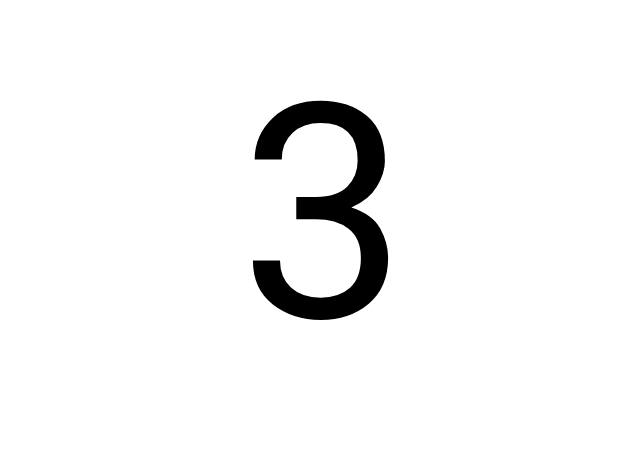
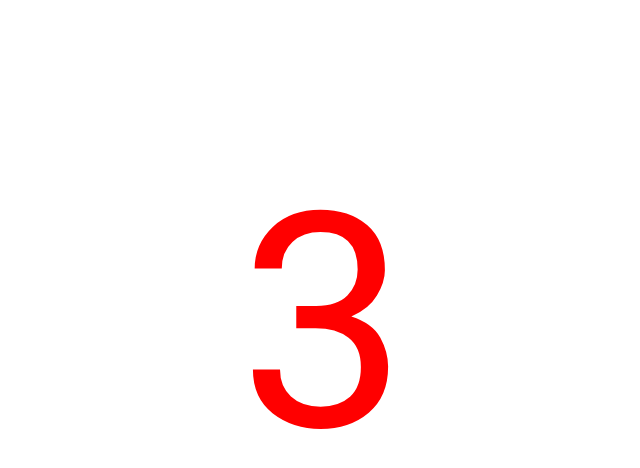
Before and after one commit to MrChyps/android-challenge-gangd4, an Android app: the GameActivity screen opened directly, with no data from a screen before it, on a phone screen of 824 x 412 dp (held sideways). Shown: the top 468 px of the screen, without its empty margins (295-935 px from the left). Run offline under Robolectric (Android 15) with nearby library versions, the phone set to English and light mode, and no system bars; 2 statements that could not run were skipped.

Commit message:
Reworked 3-2-1-go with animations and colors

```diff
--- a/app/src/main/java/helloandroid/m2dl/gangd4_android_challenge_mobe/activities/GameActivity.java
+++ b/app/src/main/java/helloandroid/m2dl/gangd4_android_challenge_mobe/activities/GameActivity.java
@@ -1,6 +1,5 @@
 package helloandroid.m2dl.gangd4_android_challenge_mobe.activities;
 
-import android.app.ActionBar;
 import android.app.Activity;
 import android.content.Intent;
 import android.content.SharedPreferences;
@@ -15,11 +14,15 @@ import android.os.CountDownTimer;
 import android.view.Gravity;
 import android.view.MotionEvent;
 import android.view.View;
+import android.view.ViewGroup;
 import android.view.Window;
 import android.view.WindowManager;
+import android.view.animation.Animation;
+import android.view.animation.AnimationUtils;
 import android.widget.LinearLayout;
 import android.widget.TextView;
 
+import helloandroid.m2dl.gangd4_android_challenge_mobe.R;
 import helloandroid.m2dl.gangd4_android_challenge_mobe.model.Ball;
 import helloandroid.m2dl.gangd4_android_challenge_mobe.views.GameView;
 
@@ -48,9 +51,10 @@ public class GameActivity extends Activity implements SensorEventListener, View.
         editor.putFloat("max_light_val", 1);
         editor.apply();
 
-      LinearLayout.LayoutParams params = new LinearLayout.LayoutParams(LinearLayout.LayoutParams.FILL_PARENT, LinearLayout.LayoutParams.WRAP_CONTENT);
         LinearLayout linearLayout = new LinearLayout(this);
         linearLayout.setOrientation(LinearLayout.VERTICAL);
+
+        LinearLayout.LayoutParams params = new LinearLayout.LayoutParams(ViewGroup.LayoutParams.MATCH_PARENT, ViewGroup.LayoutParams.MATCH_PARENT);
 
         this.textView = new TextView(this);
         this.textView.setText("3");
@@ -60,20 +64,39 @@ public class GameActivity extends Activity implements SensorEventListener, View.
         this.textView.setLayoutParams(params);
         linearLayout.addView(this.textView);
 
-      LinearLayout.LayoutParams layoutParams = new LinearLayout.LayoutParams(ActionBar.LayoutParams.FILL_PARENT, ActionBar.LayoutParams.WRAP_CONTENT);
-      this.addContentView(linearLayout, layoutParams);
+        this.addContentView(linearLayout, params);
 
         GameActivity gameActivity = this;
+        Animation anim = AnimationUtils.loadAnimation(this, R.anim.timer_text_anim);
         new CountDownTimer(4000, 1000) {
             long number;
 
             public void onTick(long millisUntilFinished) {
                 number = ((millisUntilFinished / 1000) + 1);
-            textView.setText((number == 1) ? "GO" : String.valueOf(number - 1));
+                if (number == 1) {
+                    textView.setText(R.string.go);
+                    textView.setTextColor(Color.GREEN);
+                } else {
+                    textView.setText(String.valueOf(number - 1));
+                    switch ((int) number) {
+                        case 4:
+                            textView.setTextColor(Color.RED);
+                            break;
+                        case 3:
+                            textView.setTextColor(getColor(R.color.orange));
+                            break;
+                        case 2:
+                            textView.setTextColor(Color.YELLOW);
+                            break;
+                        default:
+                            break;
+                    }
+                }
+                textView.startAnimation(anim);
             }
 
             public void onFinish() {
-            gv = new GameView(gameActivity.getBaseContext(), gameActivity);
+                gv = new GameView(GameActivity.this, gameActivity);
                 gv.setOnTouchListener(gameActivity);
                 setContentView(gv);
             }
```
Lines whose indentation alone changed are shown as unchanged.
